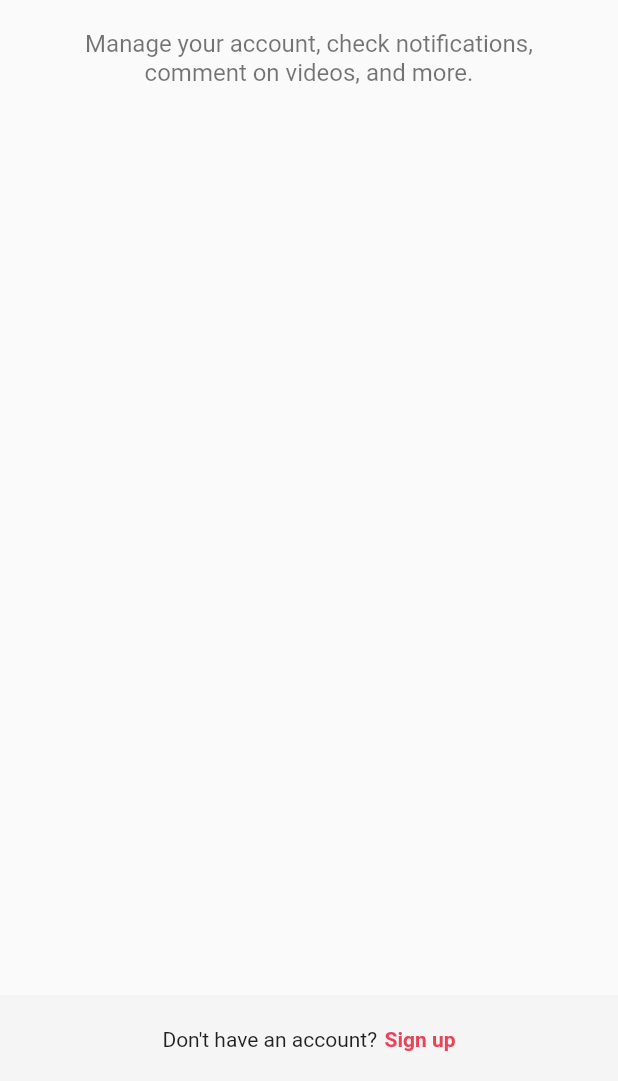
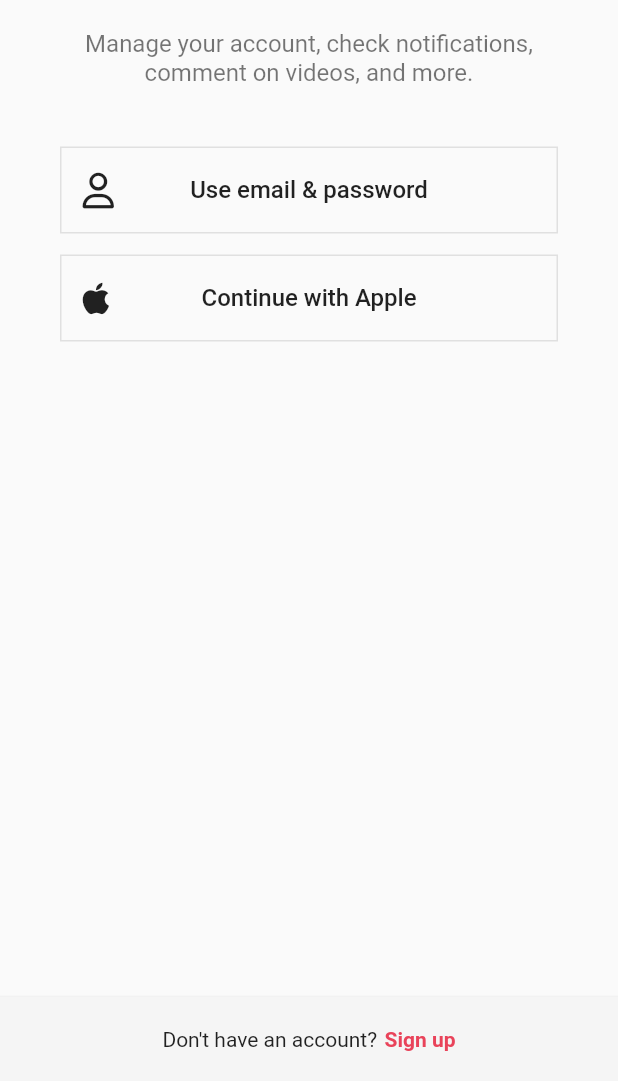
Before and after one commit to kkosang/tiktok, a Flutter app: the screen it shows after launch, after a tap on "Log in", on a phone screen of 412 x 824 dp, the part 155-1236 px from its top. Run offline on Flutter 3.47's test engine with Material 2 defaults, Android fonts, the phone set to English and light mode, and no system bars; our stand-ins replace font_awesome_flutter.

Commit message:
feat: UI 구현 (AuthButton)

```diff
--- a/lib/features/authentication/login_screen.dart
+++ b/lib/features/authentication/login_screen.dart
@@ -1,6 +1,8 @@
 import 'package:flutter/material.dart';
+import 'package:font_awesome_flutter/font_awesome_flutter.dart';
 import 'package:tiktok/constants/gaps.dart';
 import 'package:tiktok/constants/sizes.dart';
+import 'package:tiktok/features/authentication/widgets/auth_button.dart';
 
 class LoginScreen extends StatelessWidget {
   const LoginScreen({super.key});
@@ -32,7 +34,15 @@ class LoginScreen extends StatelessWidget {
                 color: Colors.black54,
               ),
               textAlign: TextAlign.center,
-            )
+            ),
+            Gaps.v40,
+            AuthButton(
+                icon: FaIcon(FontAwesomeIcons.user),
+                text: "Use email & password"),
+            Gaps.v14,
+            AuthButton(
+                icon: FaIcon(FontAwesomeIcons.apple),
+                text: "Continue with Apple"),
           ]),
         ),
       ),
--- a/lib/features/authentication/sign_up_screen.dart
+++ b/lib/features/authentication/sign_up_screen.dart
@@ -1,4 +1,5 @@
 import 'package:flutter/material.dart';
+import 'package:font_awesome_flutter/font_awesome_flutter.dart';
 import 'package:tiktok/constants/gaps.dart';
 import 'package:tiktok/constants/sizes.dart';
 import 'package:tiktok/features/authentication/login_screen.dart';
@@ -24,7 +25,7 @@ class SignUpScreen extends StatelessWidget {
           child: Column(children: [
             Gaps.v80,
             Text(
-              'Sign up fot TikTok',
+              'Sign up for TikTok',
               style: TextStyle(
                   fontSize: Sizes.size20, fontWeight: FontWeight.w700),
             ),
@@ -38,8 +39,13 @@ class SignUpScreen extends StatelessWidget {
               textAlign: TextAlign.center,
             ),
             Gaps.v40,
-            AuthButton(text: "Use phone or email"),
-            AuthButton(text: "Continue with Apple"),
+            AuthButton(
+                icon: FaIcon(FontAwesomeIcons.user),
+                text: "Use email & password"),
+            Gaps.v14,
+            AuthButton(
+                icon: FaIcon(FontAwesomeIcons.apple),
+                text: "Continue with Apple"),
           ]),
         ),
       ),
--- a/lib/features/authentication/widgets/auth_button.dart
+++ b/lib/features/authentication/widgets/auth_button.dart
@@ -1,25 +1,34 @@
 import 'package:flutter/material.dart';
+import 'package:font_awesome_flutter/font_awesome_flutter.dart';
 import 'package:tiktok/constants/sizes.dart';
 
 class AuthButton extends StatelessWidget {
   final String text;
+  final FaIcon icon;
 
-  const AuthButton({super.key, required this.text});
+  const AuthButton({super.key, required this.text, required this.icon});
 
   @override
   Widget build(BuildContext context) {
     return FractionallySizedBox(
       widthFactor: 1,
       child: Container(
-        padding: const EdgeInsets.symmetric(vertical: Sizes.size16),
+        padding: const EdgeInsets.symmetric(
+            vertical: Sizes.size16, horizontal: Sizes.size14),
         decoration: BoxDecoration(
           border: Border.all(color: Colors.grey.shade300, width: Sizes.size1),
         ),
-        child: Text(
-          text,
-          style: const TextStyle(
-              fontSize: Sizes.size16, fontWeight: FontWeight.w500),
-          textAlign: TextAlign.center,
+        child: Stack(
+          alignment: Alignment.center,
+          children: [
+            Align(alignment: Alignment.centerLeft, child: icon),
+            Text(
+              text,
+              style: const TextStyle(
+                  fontSize: Sizes.size16, fontWeight: FontWeight.w500),
+              textAlign: TextAlign.center,
+            ),
+          ],
         ),
       ),
     );
```
Also changed, not shown: pubspec.yaml (+3 -4 lines), pubspec.lock.
